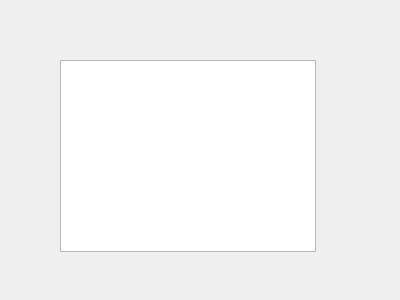
First picture: the form in src/frontend/library.ui, repository MilanJzo/eda-mp3, before the edit.
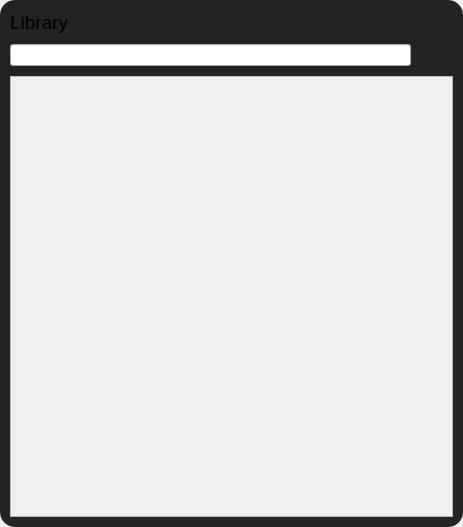
Second picture: the form after the edit. Icons and pictures are not drawn.

Commit message: built library ui

```diff
--- a/src/frontend/library.ui
+++ b/src/frontend/library.ui
@@ -6,23 +6,159 @@
    <rect>
     <x>0</x>
     <y>0</y>
-    <width>400</width>
-    <height>300</height>
+    <width>463</width>
+    <height>527</height>
    </rect>
   </property>
   <property name="windowTitle">
    <string>library</string>
   </property>
-  <widget class="QListView" name="listView">
-   <property name="geometry">
-    <rect>
-     <x>60</x>
-     <y>60</y>
-     <width>256</width>
-     <height>192</height>
-    </rect>
+  <layout class="QVBoxLayout" name="verticalLayout_2">
+   <property name="spacing">
+    <number>0</number>
    </property>
-  </widget>
+   <property name="leftMargin">
+    <number>0</number>
+   </property>
+   <property name="topMargin">
+    <number>0</number>
+   </property>
+   <property name="rightMargin">
+    <number>0</number>
+   </property>
+   <property name="bottomMargin">
+    <number>0</number>
+   </property>
+   <item>
+    <widget class="QWidget" name="content" native="true">
+     <property name="styleSheet">
+      <string notr="true">#content {
+	border-radius: 15px;
+	background-color: rgb(35, 35, 35);
+}
+
+#content QPushButton {
+	border: none;
+	background-color: rgb(35, 35, 35);
+}
+
+#content {
+	border: none;
+	background-color: rgb(35, 35, 35);
+}</string>
+     </property>
+     <layout class="QVBoxLayout" name="contentLayout">
+      <property name="spacing">
+       <number>10</number>
+      </property>
+      <property name="leftMargin">
+       <number>10</number>
+      </property>
+      <property name="topMargin">
+       <number>10</number>
+      </property>
+      <property name="rightMargin">
+       <number>10</number>
+      </property>
+      <property name="bottomMargin">
+       <number>10</number>
+      </property>
+      <item>
+       <layout class="QHBoxLayout" name="titlebarLayout">
+        <property name="spacing">
+         <number>10</number>
+        </property>
+        <item>
+         <widget class="QLabel" name="libraryTitle">
+          <property name="font">
+           <font>
+            <pointsize>14</pointsize>
+           </font>
+          </property>
+          <property name="text">
+           <string>Library</string>
+          </property>
+         </widget>
+        </item>
+        <item>
+         <widget class="QPushButton" name="addButton">
+          <property name="minimumSize">
+           <size>
+            <width>28</width>
+            <height>24</height>
+           </size>
+          </property>
+          <property name="maximumSize">
+           <size>
+            <width>28</width>
+            <height>24</height>
+           </size>
+          </property>
+          <property name="text">
+           <string/>
+          </property>
+          <property name="icon">
+           <iconset theme="QIcon::ThemeIcon::ListAdd"/>
+          </property>
+         </widget>
+        </item>
+       </layout>
+      </item>
+      <item>
+       <widget class="QWidget" name="search" native="true">
+        <layout class="QHBoxLayout" name="searchLayout">
+         <property name="spacing">
+          <number>10</number>
+         </property>
+         <property name="leftMargin">
+          <number>0</number>
+         </property>
+         <property name="topMargin">
+          <number>0</number>
+         </property>
+         <property name="rightMargin">
+          <number>0</number>
+         </property>
+         <property name="bottomMargin">
+          <number>0</number>
+         </property>
+         <item>
+          <widget class="QLineEdit" name="searchInput"/>
+         </item>
+         <item>
+          <widget class="QPushButton" name="searchButton">
+           <property name="text">
+            <string/>
+           </property>
+           <property name="icon">
+            <iconset theme="QIcon::ThemeIcon::DocumentSend"/>
+           </property>
+          </widget>
+         </item>
+        </layout>
+       </widget>
+      </item>
+      <item>
+       <widget class="QScrollArea" name="scrollArea">
+        <property name="widgetResizable">
+         <bool>true</bool>
+        </property>
+        <widget class="QWidget" name="scrollAreaWidgetContents">
+         <property name="geometry">
+          <rect>
+           <x>0</x>
+           <y>0</y>
+           <width>441</width>
+           <height>432</height>
+          </rect>
+         </property>
+        </widget>
+       </widget>
+      </item>
+     </layout>
+    </widget>
+   </item>
+  </layout>
  </widget>
  <resources/>
  <connections/>
```
The commit also changes 1 other file.
